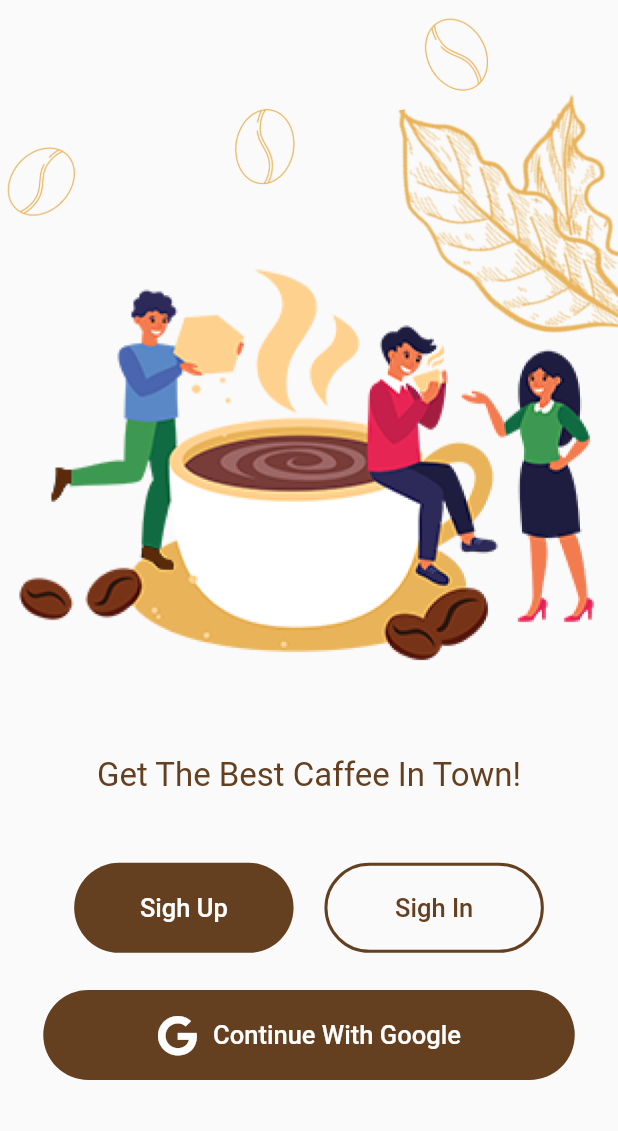
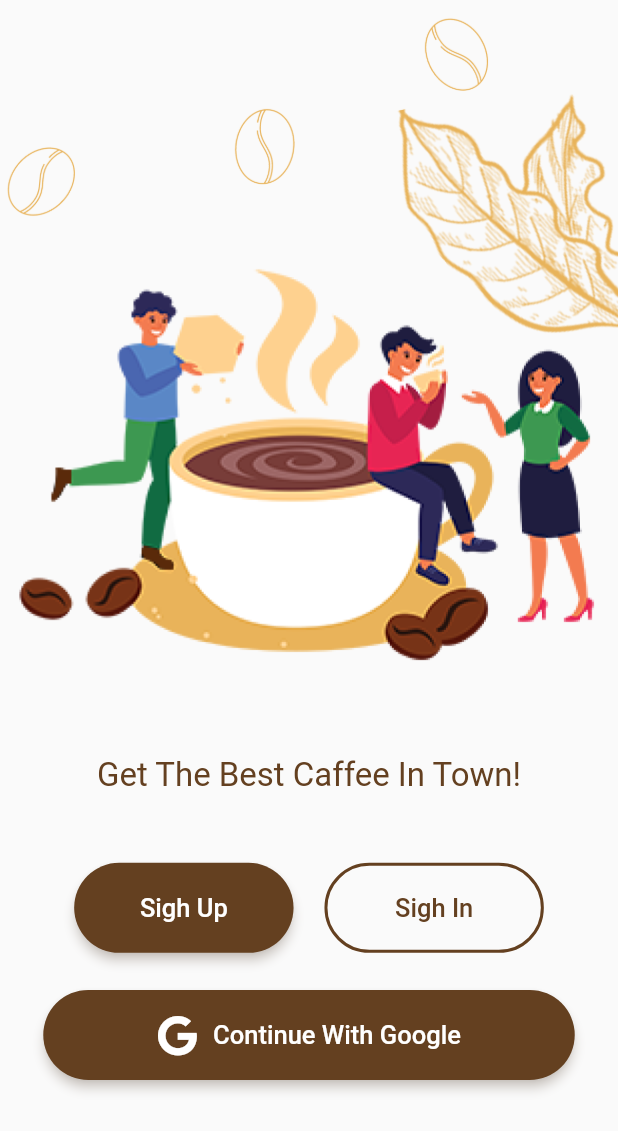
Before and after one commit to smit13192/unicorn_cafe, a Flutter app: the _GoogleLoginView screen opened directly, on a phone screen of 412 x 824 dp. Shown: the top 1131 px of the screen. Run offline on Flutter 3.47's test engine with Material 2 defaults, Android fonts, the light colour scheme and no system bars; our stand-ins replace bloc, cloud_firestore, dartz, email_validator, equatable, firebase_auth and 6 more; missing offline and left inert: loading; accounts and stored records are empty.

Commit message:
DONE:- minor change

```diff
--- a/lib/src/features/auth/googlelogin/google_login_screen.dart
+++ b/lib/src/features/auth/googlelogin/google_login_screen.dart
@@ -50,6 +50,12 @@ class _GoogleLoginView extends StatelessWidget {
       child: Scaffold(
         backgroundColor: AppColor.scaffoldBackgroundColor,
         body: SafeArea(
+          child: NotificationListener<OverscrollIndicatorNotification>(
+            onNotification: (notification) {
+              notification.disallowIndicator();
+              return true;
+            },
+            child: SingleChildScrollView(
               child: Column(
                 crossAxisAlignment: CrossAxisAlignment.stretch,
                 children: [
@@ -88,6 +94,10 @@ class _GoogleLoginView extends StatelessWidget {
                             color: Colors.transparent,
                             borderRadius: BorderRadius.circular(30),
                             child: InkWell(
+                              splashColor:
+                                  AppColor.primaryColor.withOpacity(0.20),
+                              highlightColor:
+                                  AppColor.primaryColor.withOpacity(0.05),
                               onTap: () {
                                 Navigator.pushNamed(
                                   context,
@@ -127,11 +137,15 @@ class _GoogleLoginView extends StatelessWidget {
                   Padding(
                     padding: EdgeInsets.symmetric(horizontal: 7.w),
                     child: Material(
+                      elevation: 3,
+                      shadowColor: AppColor.primaryColor.withOpacity(0.50),
                       color: AppColor.primaryColor,
                       borderRadius: BorderRadius.circular(30),
                       child: InkWell(
                         onTap: () {
-                      context.read<GoogleLoginBloc>().add(GoogleLoginEvent());
+                          context
+                              .read<GoogleLoginBloc>()
+                              .add(GoogleLoginEvent());
                         },
                         borderRadius: BorderRadius.circular(30),
                         child: const SizedBox(
@@ -163,6 +177,8 @@ class _GoogleLoginView extends StatelessWidget {
               ),
             ),
           ),
+        ),
+      ),
     );
   }
 }
--- a/lib/src/features/auth/register/register_screen.dart
+++ b/lib/src/features/auth/register/register_screen.dart
@@ -103,7 +103,8 @@ class _RegisterView extends StatelessWidget {
                               .add(RegisterSubmitEvent());
                         }
                       },
-                    )
+                    ),
+                    const GapH(5),
                   ],
                 ),
               ),
--- a/lib/src/widget/app_button.dart
+++ b/lib/src/widget/app_button.dart
@@ -22,6 +22,8 @@ class AppButton extends StatelessWidget {
   @override
   Widget build(BuildContext context) {
     return Material(
+      elevation: 3,
+      shadowColor: AppColor.primaryColor.withOpacity(0.50),
       color: buttonColor,
       borderRadius: borderRadius ?? BorderRadius.circular(30),
       child: InkWell(
```
Also changed, not shown: lib/src/features/home/page/product_page.dart (+11 -4 lines). Lines whose indentation alone changed are shown as unchanged.
